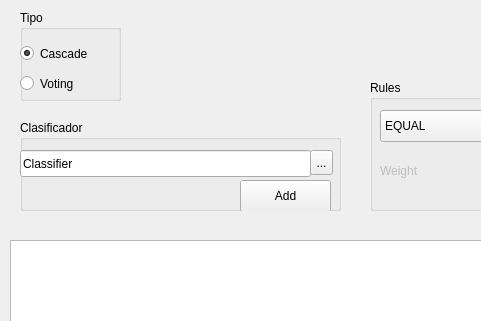
First picture: the form in src/gui/con_multi.ui, repository JdeRobot/cv-MachineLearning, before the edit; both pictures show x 0 to 481 and y 0 to 321 of the 823 by 610 pixel window.
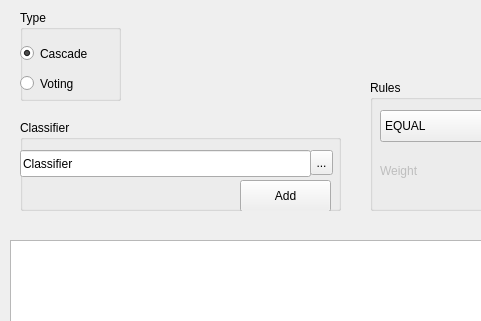
Second picture: the form after the edit.

What changed in the file:
```diff
--- a/src/gui/con_multi.ui
+++ b/src/gui/con_multi.ui
@@ -204,7 +204,7 @@
      </rect>
     </property>
     <property name="title">
-     <string>Clasificador</string>
+     <string>Classifier</string>
     </property>
     <widget class="QLineEdit" name="Direccion_Carga">
      <property name="geometry">
@@ -256,7 +256,7 @@
      </rect>
     </property>
     <property name="title">
-     <string>Tipo</string>
+     <string>Type</string>
     </property>
     <widget class="QRadioButton" name="Cascada">
      <property name="geometry">
```
